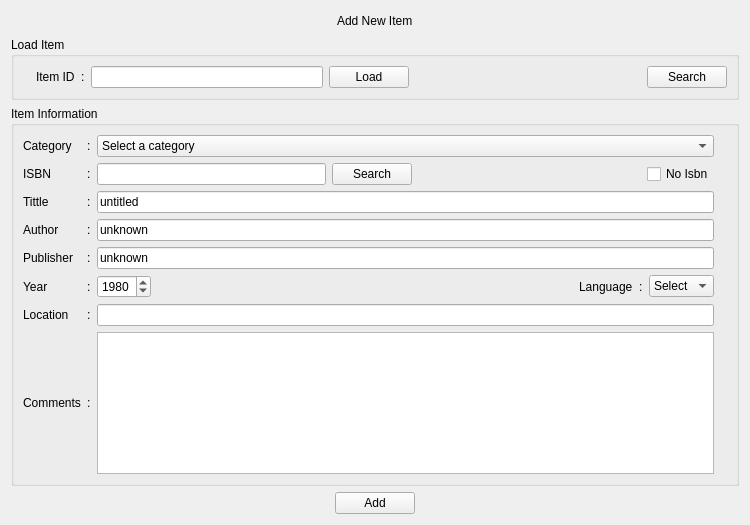
Qt form src/Gui/mNewItem.ui (cagonza6/Buho) before a commit.
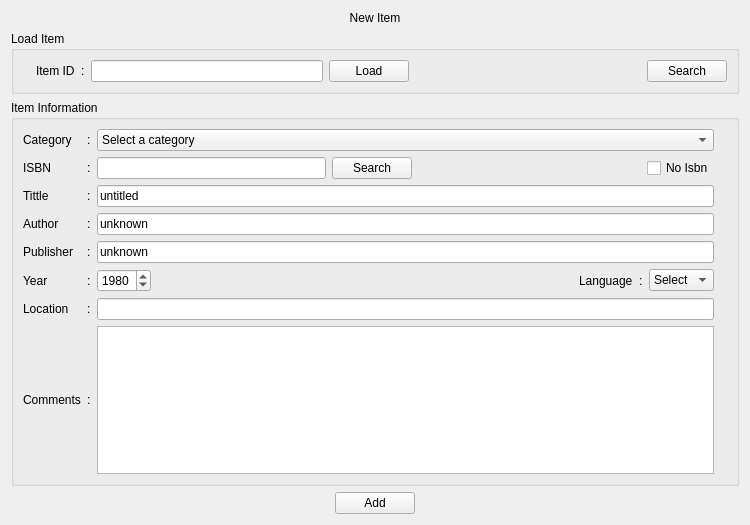
The same form after that commit. Icons and pictures are not drawn.

The edit to the form file:
```diff
--- a/src/Gui/mNewItem.ui
+++ b/src/Gui/mNewItem.ui
@@ -24,47 +24,14 @@
   </property>
   <layout class="QVBoxLayout" name="verticalLayout_2">
    <item>
-    <layout class="QHBoxLayout" name="horizontalLayout_4">
-     <item>
-      <spacer name="horizontalSpacer_4">
-       <property name="orientation">
-        <enum>Qt::Horizontal</enum>
-       </property>
-       <property name="sizeHint" stdset="0">
-        <size>
-         <width>40</width>
-         <height>20</height>
-        </size>
-       </property>
-      </spacer>
-     </item>
-     <item>
-      <widget class="QLabel" name="Label_windowTitle">
-       <property name="minimumSize">
-        <size>
-         <width>0</width>
-         <height>20</height>
-        </size>
-       </property>
-       <property name="text">
-        <string>Add New Item</string>
-       </property>
-      </widget>
-     </item>
-     <item>
-      <spacer name="horizontalSpacer_5">
-       <property name="orientation">
-        <enum>Qt::Horizontal</enum>
-       </property>
-       <property name="sizeHint" stdset="0">
-        <size>
-         <width>40</width>
-         <height>20</height>
-        </size>
-       </property>
-      </spacer>
-     </item>
-    </layout>
+    <widget class="QLabel" name="title">
+     <property name="text">
+      <string>New Item</string>
+     </property>
+     <property name="alignment">
+      <set>Qt::AlignCenter</set>
+     </property>
+    </widget>
    </item>
    <item>
     <widget class="QGroupBox" name="frameEditItem">
```
